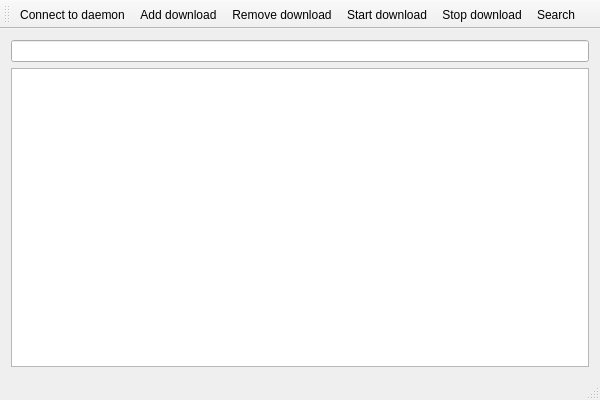
Above: src/CMainWindow.ui from vojtad/uloz-to-client before the change. Below: the same form after it.
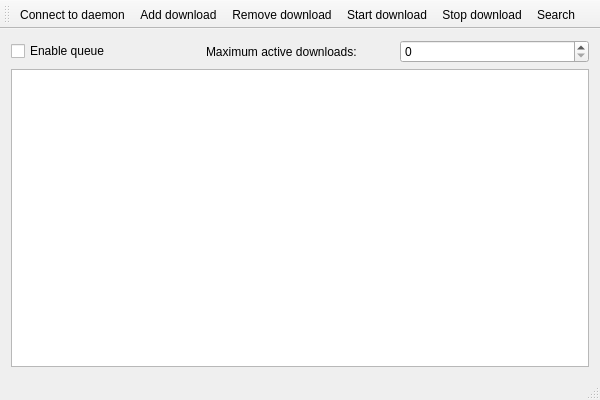
That is the form after the change. Icons and pictures are not drawn.

```diff
--- a/src/CMainWindow.ui
+++ b/src/CMainWindow.ui
@@ -15,7 +15,24 @@
   </property>
   <widget class="QWidget" name="centralWidget">
    <layout class="QGridLayout" name="gridLayout">
-    <item row="1" column="0">
+    <item row="0" column="0">
+     <widget class="QCheckBox" name="enableQueueCheckBox">
+      <property name="text">
+       <string>Enable queue</string>
+      </property>
+     </widget>
+    </item>
+    <item row="0" column="1">
+     <widget class="QLabel" name="label">
+      <property name="text">
+       <string>Maximum active downloads:</string>
+      </property>
+     </widget>
+    </item>
+    <item row="0" column="2">
+     <widget class="QSpinBox" name="maxActiveDownloadsSpinBox"/>
+    </item>
+    <item row="1" column="0" colspan="3">
      <widget class="QTreeView" name="downloadView">
       <property name="selectionMode">
        <enum>QAbstractItemView::ExtendedSelection</enum>
@@ -31,9 +48,6 @@
       </property>
      </widget>
     </item>
-    <item row="0" column="0">
-     <widget class="QLineEdit" name="lineEdit"/>
-    </item>
    </layout>
   </widget>
   <widget class="QMenuBar" name="menuBar">
```
